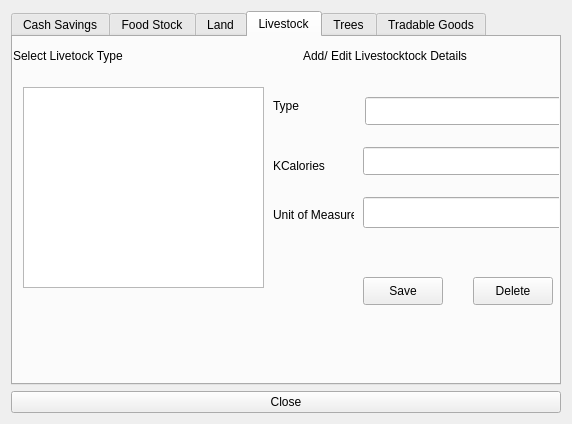
Old version of the form src/openihm/gui/designs/ui_manageassets.ui in the repository snim2mirror/openihm.
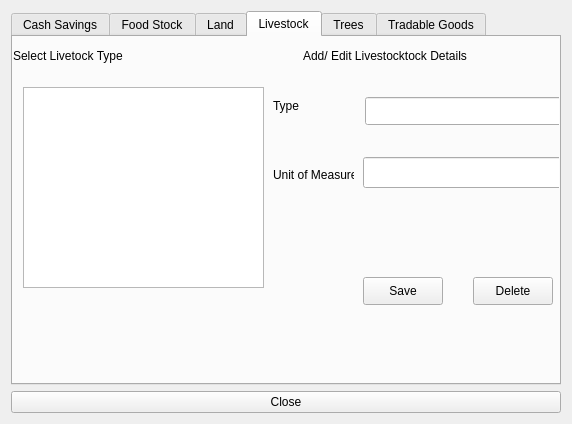
New version of the form. The open tabs and pages were chosen to show the change.

```diff
--- a/src/openihm/gui/designs/ui_manageassets.ui
+++ b/src/openihm/gui/designs/ui_manageassets.ui
@@ -318,21 +318,11 @@
       <attribute name="title">
        <string>Livestock</string>
       </attribute>
-      <widget class="QLineEdit" name="txtLivestockEnergyValue">
-       <property name="geometry">
-        <rect>
-         <x>350</x>
-         <y>110</y>
-         <width>201</width>
-         <height>28</height>
-        </rect>
-       </property>
-      </widget>
       <widget class="QLabel" name="label_9">
        <property name="geometry">
         <rect>
          <x>260</x>
-         <y>170</y>
+         <y>130</y>
          <width>81</width>
          <height>16</height>
         </rect>
@@ -344,27 +334,11 @@
         <cstring>txtLivestockUnit</cstring>
        </property>
       </widget>
-      <widget class="QLabel" name="label_11">
-       <property name="geometry">
-        <rect>
-         <x>260</x>
-         <y>120</y>
-         <width>54</width>
-         <height>18</height>
-        </rect>
-       </property>
-       <property name="text">
-        <string>KCalories</string>
-       </property>
-       <property name="buddy">
-        <cstring>txtLivestockEnergyValue</cstring>
-       </property>
-      </widget>
       <widget class="QLineEdit" name="txtLivestockUnit">
        <property name="geometry">
         <rect>
          <x>350</x>
-         <y>160</y>
+         <y>120</y>
          <width>201</width>
          <height>31</height>
         </rect>
```
Left out of the diff: 59 changed lines with no effect on the pictures.
